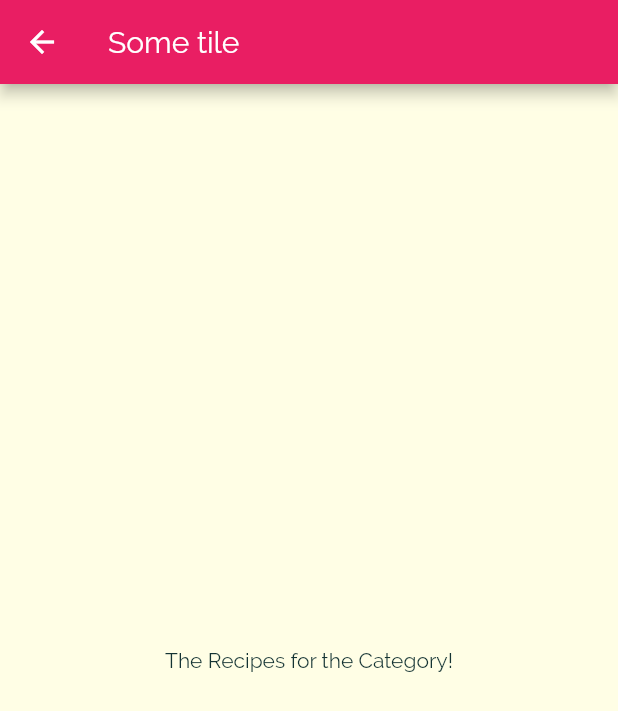
After one commit to Donkijote/meals_app, a Flutter app: the screen it shows after launch, after a tap on "Italian", on a phone screen of 412 x 824 dp. The commit adds this screen. Shown: the top 711 px of the screen. Run offline on Flutter 3.47's test engine with Material 2 defaults, Android fonts, the phone set to English and light mode, and no system bars.

Commit message:
navigating to new page

```diff
--- /dev/null
+++ b/lib/screens/category_meals.dart
@@ -0,0 +1,17 @@
+import 'package:flutter/material.dart';
+
+class CategoryMealsScreen extends StatelessWidget {
+  @override
+  Widget build(BuildContext context) {
+    return Scaffold(
+      appBar: AppBar(
+        title: Text('Some tile'),
+      ),
+      body: Center(
+        child: Text(
+          'The Recipes for the Category!',
+        ),
+      ),
+    );
+  }
+}
--- a/lib/widgets/category_item.dart
+++ b/lib/widgets/category_item.dart
@@ -1,4 +1,6 @@
 import 'package:flutter/material.dart';
+
+import '../screens/category_meals.dart';
 
 class CategoryItem extends StatelessWidget {
   final String title;
@@ -6,9 +8,23 @@ class CategoryItem extends StatelessWidget {
 
   CategoryItem(this.title, this.color);
 
+  void selectCategory(BuildContext ctx) {
+    Navigator.of(ctx).push(
+      MaterialPageRoute(
+        builder: (_) {
+          return CategoryMealsScreen();
+        },
+      ),
+    );
+  }
+
   @override
   Widget build(BuildContext context) {
-    return Container(
+    return InkWell(
+      onTap: () => selectCategory(context),
+      splashColor: Theme.of(context).primaryColor,
+      borderRadius: BorderRadius.circular(15),
+      child: Container(
         padding: const EdgeInsets.all(15),
         child: Text(
           title,
@@ -25,6 +41,7 @@ class CategoryItem extends StatelessWidget {
           ),
           borderRadius: BorderRadius.circular(15),
         ),
+      ),
     );
   }
 }
```
Lines whose indentation alone changed are shown as unchanged.
